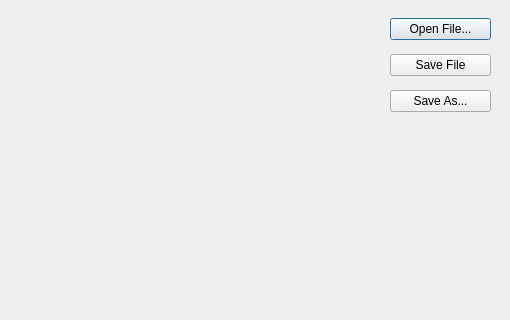
Old version of the form code/gui/scriptwindow.ui in the repository uwnrg/minotaur-cpp; both pictures show x 0 to 510 and y 0 to 320 of the 510 by 650 pixel window.
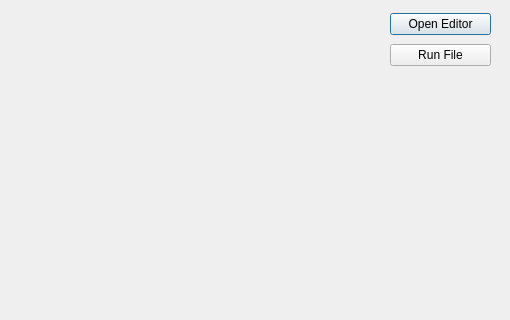
New version of the form.

Commit message: Script editor dialog, with new/open/save/saveas

```diff
--- a/code/gui/scriptwindow.ui
+++ b/code/gui/scriptwindow.ui
@@ -19,28 +19,21 @@
      <x>390</x>
      <y>10</y>
      <width>101</width>
-     <height>111</height>
+     <height>61</height>
     </rect>
    </property>
    <layout class="QVBoxLayout" name="buttonPane">
     <item>
      <widget class="QPushButton" name="openButton">
       <property name="text">
-       <string>Open File...</string>
+       <string>Open Editor</string>
       </property>
      </widget>
     </item>
     <item>
      <widget class="QPushButton" name="saveButton">
       <property name="text">
-       <string>Save File</string>
-      </property>
-     </widget>
-    </item>
-    <item>
-     <widget class="QPushButton" name="saveAsButton">
-      <property name="text">
-       <string>Save As...</string>
+       <string>Run File</string>
       </property>
      </widget>
     </item>
```
Left out of the diff: 6 changed lines with no effect on the pictures. The commit also changes 11 other files.
